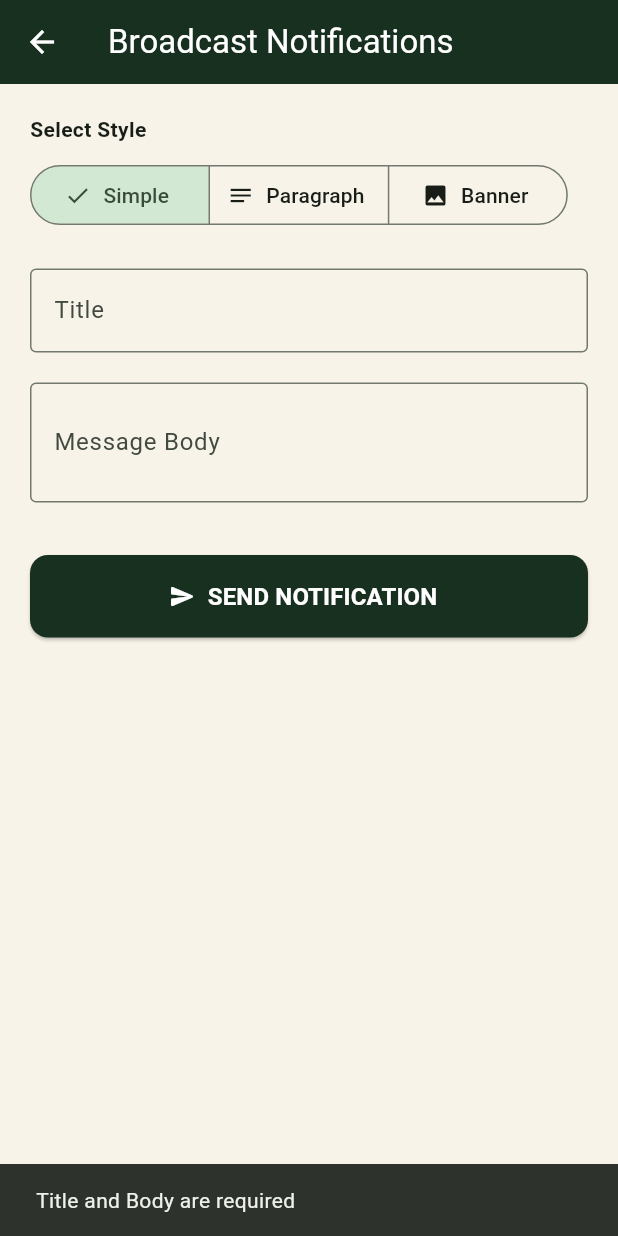
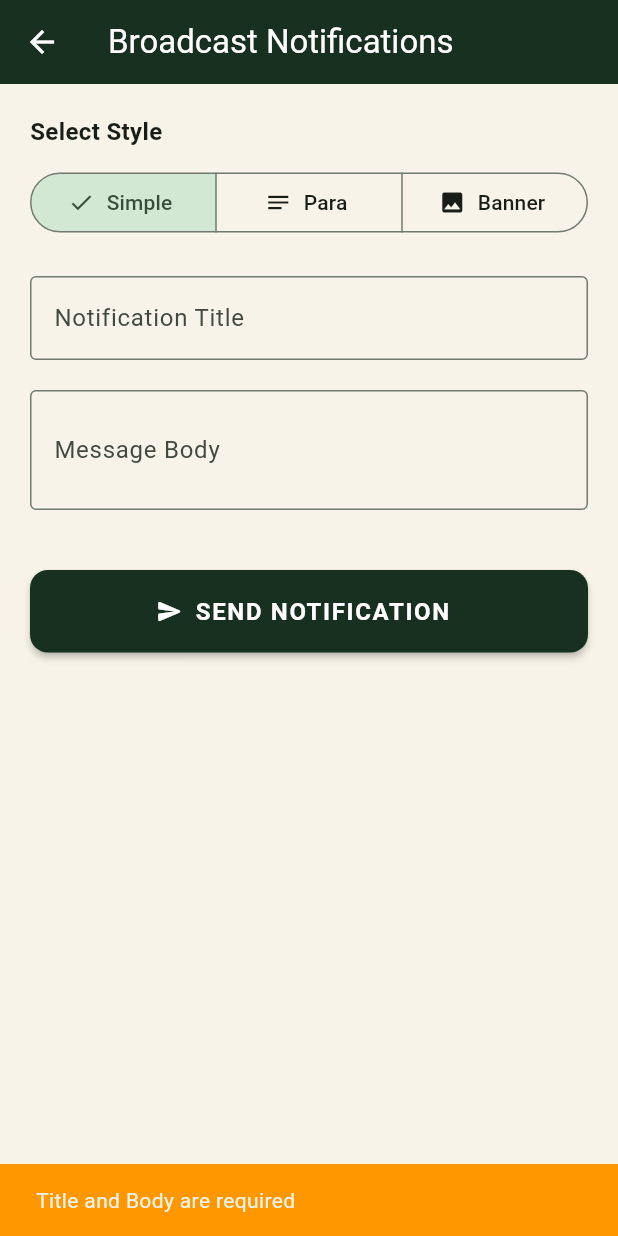
Before and after one commit to shoratinnovationssolapur-afk/Revolve-Agro, a Flutter app: the AdminCustomPushPage screen opened directly, after a tap on "SEND NOTIFICATION", on a phone screen of 412 x 824 dp. Run offline on Flutter 3.47's test engine with Material 3 defaults, Android fonts, the phone set to English and light mode, and no system bars; our stand-ins replace cloud_firestore, firebase_auth, firebase_core, firebase_messaging, flutter_local_notifications, geocoding and 4 more; missing offline and left inert: razorpay_flutter; accounts and stored records are empty.

Commit message:
added the notification for local cloudinary and updated farmer workspace to userwork space

```diff
--- a/lib/app_localizations.dart
+++ b/lib/app_localizations.dart
@@ -56,6 +56,7 @@ class AppLocalizations {
       'startup_hint': 'We are preparing your account, products, and settings in the background.',
       'admin_workspace': 'Admin Workspace',
       'farmer_workspace': 'Farmer Workspace',
+      'user_workspace': 'User Workspace',
       'welcome_back': 'Welcome back',
       'create_your_account': 'Create your account',
       'login': 'Login',
--- a/lib/screens/admin/admin_custom_push_page.dart
+++ b/lib/screens/admin/admin_custom_push_page.dart
@@ -1,6 +1,10 @@
+import 'dart:io';
 import 'package:flutter/material.dart';
 import 'dart:convert';
 import 'package:http/http.dart' as http;
+import 'package:image_picker/image_picker.dart';
+import 'package:cloud_firestore/cloud_firestore.dart';
+import '../cloudinary_service.dart'; // Ensure this path is correct
 
 class AdminCustomPushPage extends StatefulWidget {
   const AdminCustomPushPage({super.key});
@@ -10,17 +14,56 @@ class AdminCustomPushPage extends StatefulWidget {
 }
 
 class _AdminCustomPushPageState extends State<AdminCustomPushPage> {
+  // Controllers
   final _titleController = TextEditingController();
   final _bodyController = TextEditingController();
   final _imageController = TextEditingController();
-  String _selectedStyle = 'simple'; // Options: simple, paragraph, banner
+
+  // Services
+  final ImagePicker _picker = ImagePicker();
+  final CloudinaryService _cloudinaryService = CloudinaryService();
+
+  // State Variables
+  String _selectedStyle = 'simple';
   bool _isLoading = false;
+  bool _isUploadingImage = false;
 
+  @override
+  void dispose() {
+    _titleController.dispose();
+    _bodyController.dispose();
+    _imageController.dispose();
+    super.dispose();
+  }
+
+  /// Handles picking an image from gallery and uploading to Cloudinary
+  Future<void> _pickAndUploadImage() async {
+    final XFile? image = await _picker.pickImage(source: ImageSource.gallery);
+    if (image == null) return;
+
+    setState(() => _isUploadingImage = true);
+
+    try {
+      // Upload using your custom Cloudinary service
+      String? uploadedUrl = await _cloudinaryService.uploadMedia(File(image.path), "image");
+
+      if (uploadedUrl != null) {
+        setState(() {
+          _imageController.text = uploadedUrl;
+        });
+        _showSnackBar("Image uploaded and linked!", Colors.green);
+      }
+    } catch (e) {
+      _showSnackBar("Upload failed: $e", Colors.red);
+    } finally {
+      setState(() => _isUploadingImage = false);
+    }
+  }
+
+  /// Sends the notification via Backend and saves to Firestore
   Future<void> _sendNotification() async {
-    if (_titleController.text.isEmpty || _bodyController.text.isEmpty) {
-      ScaffoldMessenger.of(context).showSnackBar(
-        const SnackBar(content: Text("Title and Body are required")),
-      );
+    if (_titleController.text.trim().isEmpty || _bodyController.text.trim().isEmpty) {
+      _showSnackBar("Title and Body are required", Colors.orange);
       return;
     }
 
@@ -29,112 +72,203 @@ class _AdminCustomPushPageState extends State<AdminCustomPushPage> {
     const String url = "https://revolve-agro-backend.onrender.com/send-agro-notification";
 
     try {
+      final Map<String, dynamic> notificationData = {
+        "title": _titleController.text.trim(),
+        "body": _bodyController.text.trim(),
+        "image": (_selectedStyle != 'simple') ? _imageController.text.trim() : null,
+        "topic": "all_members",
+        "type": _selectedStyle,
+      };
+
+      // 1. Hit the Backend API to trigger FCM
       final response = await http.post(
         Uri.parse(url),
         headers: {"Content-Type": "application/json"},
-        body: json.encode({
-          "title": _titleController.text,
-          "body": _bodyController.text,
-          "image": (_selectedStyle != 'simple') ? _imageController.text : null,
-          "topic": "all_members",
-          "type": _selectedStyle, // Passing the type so app can handle UI
-        }),
+        body: json.encode(notificationData),
       );
 
       if (response.statusCode == 200) {
-        ScaffoldMessenger.of(context).showSnackBar(
-          const SnackBar(content: Text("Notification sent successfully!")),
-        );
+        // 2. Log the notification in Firestore history
+        await FirebaseFirestore.instance.collection('notifications').add({
+          ...notificationData,
+          'sentAt': FieldValue.serverTimestamp(),
+        });
+
+        if (mounted) {
+          _showSnackBar("Notification sent successfully!", Colors.green);
+          _clearForm();
+        }
+      } else {
+        throw Exception("Server Error: ${response.statusCode}");
+      }
+    } catch (e) {
+      if (mounted) _showSnackBar("Error: $e", Colors.red);
+    } finally {
+      if (mounted) setState(() => _isLoading = false);
+    }
+  }
+
+  void _clearForm() {
     _titleController.clear();
     _bodyController.clear();
     _imageController.clear();
-      } else {
-        throw Exception("Failed to send");
+    setState(() => _selectedStyle = 'simple');
   }
-    } catch (e) {
+
+  void _showSnackBar(String message, Color color) {
     ScaffoldMessenger.of(context).showSnackBar(
-        SnackBar(content: Text("Error: $e")),
+      SnackBar(content: Text(message), backgroundColor: color),
     );
-    } finally {
-      setState(() => _isLoading = false);
-    }
   }
 
   @override
   Widget build(BuildContext context) {
+    final themeColor = const Color(0xFF183020);
+
     return Scaffold(
       appBar: AppBar(
         title: const Text("Broadcast Notifications"),
-        backgroundColor: const Color(0xFF183020),
+        backgroundColor: themeColor,
         foregroundColor: Colors.white,
+        elevation: 0,
       ),
       body: SingleChildScrollView(
         padding: const EdgeInsets.all(20),
         child: Column(
           crossAxisAlignment: CrossAxisAlignment.start,
           children: [
-            const Text("Select Style", style: TextStyle(fontWeight: FontWeight.bold)),
-            const SizedBox(height: 10),
+            const Text("Select Style", style: TextStyle(fontWeight: FontWeight.bold, fontSize: 16)),
+            const SizedBox(height: 12),
 
             // STYLE SELECTOR
-            SegmentedButton<String>(
+            SizedBox(
+              width: double.infinity,
+              child: SegmentedButton<String>(
                 segments: const [
                   ButtonSegment(value: 'simple', label: Text('Simple'), icon: Icon(Icons.short_text)),
-                ButtonSegment(value: 'paragraph', label: Text('Paragraph'), icon: Icon(Icons.notes)),
+                  ButtonSegment(value: 'paragraph', label: Text('Para'), icon: Icon(Icons.notes)),
                   ButtonSegment(value: 'banner', label: Text('Banner'), icon: Icon(Icons.image)),
                 ],
                 selected: {_selectedStyle},
                 onSelectionChanged: (val) => setState(() => _selectedStyle = val.first),
               ),
+            ),
 
             const SizedBox(height: 25),
+
+            // TITLE INPUT
             TextField(
               controller: _titleController,
               decoration: const InputDecoration(
-                labelText: "Title",
+                labelText: "Notification Title",
                 border: OutlineInputBorder(),
                 hintText: "e.g., New Stock Arrival!",
               ),
             ),
+
             const SizedBox(height: 20),
+
+            // BODY INPUT
             TextField(
               controller: _bodyController,
               maxLines: _selectedStyle == 'paragraph' ? 5 : 2,
               decoration: const InputDecoration(
                 labelText: "Message Body",
                 border: OutlineInputBorder(),
-                hintText: "Enter the notification details here...",
+                hintText: "Enter details here...",
               ),
             ),
 
+            // IMAGE SECTION (Conditional)
             if (_selectedStyle != 'simple') ...[
               const SizedBox(height: 20),
-              TextField(
+              Row(
+                crossAxisAlignment: CrossAxisAlignment.start,
+                children: [
+                  Expanded(
+                    child: TextField(
                       controller: _imageController,
                       decoration: const InputDecoration(
                         labelText: "Image URL",
                         border: OutlineInputBorder(),
-                  hintText: "Paste image link from Firebase/Cloudinary",
                         prefixIcon: Icon(Icons.link),
+                        hintText: "https://...",
+                      ),
+                    ),
+                  ),
+                  const SizedBox(width: 10),
+                  SizedBox(
+                    height: 56,
+                    child: ElevatedButton(
+                      onPressed: _isUploadingImage ? null : _pickAndUploadImage,
+                      style: ElevatedButton.styleFrom(
+                        backgroundColor: Colors.grey[200],
+                        foregroundColor: Colors.black87,
+                        shape: RoundedRectangleBorder(borderRadius: BorderRadius.circular(8)),
+                      ),
+                      child: _isUploadingImage
+                          ? const SizedBox(width: 20, height: 20, child: CircularProgressIndicator(strokeWidth: 2))
+                          : const Icon(Icons.cloud_upload_outlined),
+                    ),
+                  ),
+                ],
+              ),
+              if (_imageController.text.isNotEmpty)
+                Padding(
+                  padding: const EdgeInsets.only(top: 12),
+                  child: Stack(
+                    children: [
+                      ClipRRect(
+                        borderRadius: BorderRadius.circular(8),
+                        child: Image.network(
+                          _imageController.text,
+                          height: 150,
+                          width: double.infinity,
+                          fit: BoxFit.cover,
+                          errorBuilder: (ctx, err, stack) => const Text("Invalid image URL"),
+                        ),
+                      ),
+                      Positioned(
+                        right: 5,
+                        top: 5,
+                        child: CircleAvatar(
+                          backgroundColor: Colors.white70,
+                          child: IconButton(
+                            icon: const Icon(Icons.close, color: Colors.red),
+                            onPressed: () => setState(() => _imageController.clear()),
+                          ),
+                        ),
+                      )
+                    ],
                   ),
                 ),
             ],
 
-            const SizedBox(height: 35),
+            const SizedBox(height: 40),
+
+            // SEND BUTTON
             SizedBox(
               width: double.infinity,
               height: 55,
               child: ElevatedButton.icon(
                 onPressed: _isLoading ? null : _sendNotification,
                 style: ElevatedButton.styleFrom(
-                  backgroundColor: const Color(0xFF183020),
+                  backgroundColor: themeColor,
                   foregroundColor: Colors.white,
                   shape: RoundedRectangleBorder(borderRadius: BorderRadius.circular(12)),
+                  elevation: 2,
                 ),
                 icon: _isLoading
-                    ? const CircularProgressIndicator(color: Colors.white)
+                    ? const SizedBox(
+                    width: 20,
+                    height: 20,
+                    child: CircularProgressIndicator(color: Colors.white, strokeWidth: 2)
+                )
                     : const Icon(Icons.send_rounded),
-                label: const Text("SEND NOTIFICATION", style: TextStyle(fontSize: 16, fontWeight: FontWeight.bold)),
+                label: const Text(
+                    "SEND NOTIFICATION",
+                    style: TextStyle(fontSize: 16, fontWeight: FontWeight.bold, letterSpacing: 1.1)
+                ),
               ),
             ),
           ],
--- a/lib/screens/auth_screen.dart
+++ b/lib/screens/auth_screen.dart
@@ -400,7 +400,7 @@ class _AuthScreenState extends State<AuthScreen>
                                           ? l10n.text('super_admin_workspace')
                                           : isAdmin
                                               ? l10n.text('admin_workspace')
-                                              : l10n.text('farmer_workspace'),
+                                              : l10n.text('user_workspace'),
                                       style: TextStyle(
                                         color: accent,
                                         fontWeight: FontWeight.w800,
@@ -470,7 +470,7 @@ class _AuthScreenState extends State<AuthScreen>
                                                     ? l10n.text(
                                                         'admin_workspace')
                                                     : l10n.text(
-                                                        'farmer_workspace'),
+                                                        'user_workspace'),
                                             style: TextStyle(
                                               color: accent,
                                               fontWeight: FontWeight.w800,
@@ -484,8 +484,7 @@ class _AuthScreenState extends State<AuthScreen>
                                             child: Text(
                                               isLogin
                                                   ? l10n.text('welcome_back')
-                                                  : l10n.text(
-                                                      'create_your_account'),
+                                                  : l10n.text('create_your_account'),
                                               key: ValueKey(isLogin),
                                               style: const TextStyle(
                                                 fontSize: 24,
```
Also changed, not shown: 1 other file. Lines whose indentation alone changed are shown as unchanged.
